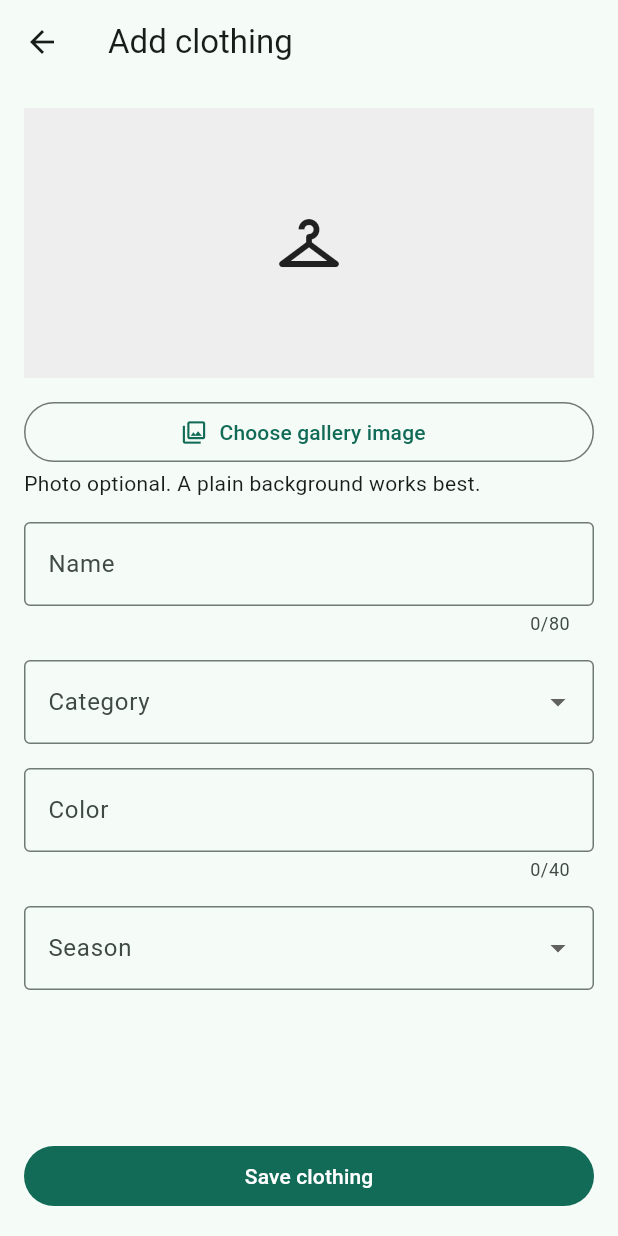
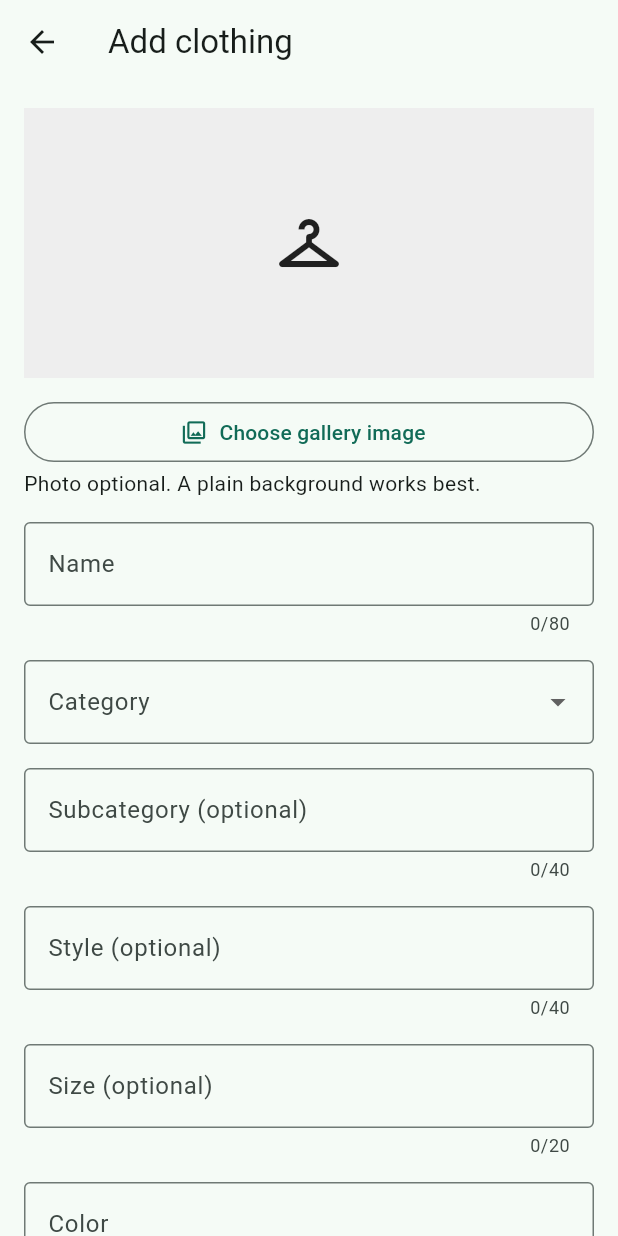
Before and after one commit to efesahinn/Wardrobe, a Flutter app: the ClothingFormScreen screen opened directly with empty values, on a phone screen of 412 x 824 dp. Run offline on Flutter 3.47's test engine with Material 3 defaults, Android fonts, the phone set to English and light mode, and no system bars; our stand-ins replace image_picker.

Commit message:
feat: add clothing metadata fields

```diff
--- a/lib/features/wardrobe/data/in_memory_wardrobe_repository.dart
+++ b/lib/features/wardrobe/data/in_memory_wardrobe_repository.dart
@@ -1,4 +1,5 @@
 import '../domain/clothing_item.dart';
+import '../domain/clothing_metadata.dart';
 import '../domain/wardrobe_repository.dart';
 
 class InMemoryWardrobeRepository implements WardrobeRepository {
@@ -41,11 +42,26 @@ class InMemoryWardrobeRepository implements WardrobeRepository {
   int _nextId = 0;
 
   ClothingItem _validated(ClothingItem item) {
+    final sizeError = ClothingMetadataRules.validateSize(
+      item.category,
+      item.size,
+    );
+    final subcategoryError = ClothingMetadataRules.validateOptionalText(
+      item.subcategory,
+      'Subcategory',
+    );
+    final styleError = ClothingMetadataRules.validateOptionalText(
+      item.style,
+      'Style',
+    );
     if (item.id.trim().isEmpty ||
         item.name.trim().isEmpty ||
         item.name.trim().length > 80 ||
         item.color.trim().isEmpty ||
-        item.color.trim().length > 40) {
+        item.color.trim().length > 40 ||
+        sizeError != null ||
+        subcategoryError != null ||
+        styleError != null) {
       throw ArgumentError('A valid ID, name, and color are required.');
     }
     return ClothingItem(
@@ -54,6 +70,11 @@ class InMemoryWardrobeRepository implements WardrobeRepository {
       category: item.category,
       color: item.color.trim(),
       season: item.season,
+      size: ClothingMetadataRules.normalizedSize(item.category, item.size),
+      subcategory: ClothingMetadataRules.normalizedOptionalText(
+        item.subcategory,
+      ),
+      style: ClothingMetadataRules.normalizedOptionalText(item.style),
       imageReference: item.imageReference,
     );
   }
@@ -70,6 +91,9 @@ class InMemoryWardrobeRepository implements WardrobeRepository {
     required ClothingCategory category,
     required String color,
     required ClothingSeason season,
+    String? size,
+    String? subcategory,
+    String? style,
     String? imageReference,
   }) async {
     String id;
@@ -83,6 +107,9 @@ class InMemoryWardrobeRepository implements WardrobeRepository {
         category: category,
         color: color,
         season: season,
+        size: size,
+        subcategory: subcategory,
+        style: style,
         imageReference: imageReference,
       ),
     );
--- a/lib/features/wardrobe/domain/clothing_item.dart
+++ b/lib/features/wardrobe/domain/clothing_item.dart
@@ -29,6 +29,9 @@ class ClothingItem {
     required this.category,
     required this.color,
     required this.season,
+    this.size,
+    this.subcategory,
+    this.style,
     this.imageReference,
   });
 
@@ -37,6 +40,9 @@ class ClothingItem {
   final ClothingCategory category;
   final String color;
   final ClothingSeason season;
+  final String? size;
+  final String? subcategory;
+  final String? style;
   final String? imageReference;
 }
 
--- /dev/null
+++ b/lib/features/wardrobe/domain/clothing_metadata.dart
@@ -0,0 +1,78 @@
+import 'clothing_item.dart';
+
+enum ClothingSizeInputType { alpha, bottoms, euShoes, freeText }
+
+extension ClothingCategorySizeInput on ClothingCategory {
+  ClothingSizeInputType get sizeInputType => switch (this) {
+    ClothingCategory.tops => ClothingSizeInputType.alpha,
+    ClothingCategory.bottoms => ClothingSizeInputType.bottoms,
+    ClothingCategory.shoes => ClothingSizeInputType.euShoes,
+    _ => ClothingSizeInputType.freeText,
+  };
+}
+
+abstract final class ClothingMetadataRules {
+  static const topSizes = ['XS', 'S', 'M', 'L', 'XL', 'XXL'];
+  static const maxSizeLength = 20;
+  static const maxOptionalTextLength = 40;
+
+  static final _numericBottomSize = RegExp(r'^\d{1,3}$');
+  static final _waistLengthSize = RegExp(
+    r'^(?:W\s*)?\d{1,3}\s*[/x-]\s*(?:L\s*)?\d{1,3}$',
+    caseSensitive: false,
+  );
+
+  static String? normalizedOptionalText(String? value) {
+    final trimmed = value?.trim();
+    return trimmed == null || trimmed.isEmpty ? null : trimmed;
+  }
+
+  static String? normalizedSize(ClothingCategory category, String? value) {
+    final normalized = normalizedOptionalText(value);
+    if (normalized == null) return null;
+    return switch (category.sizeInputType) {
+      ClothingSizeInputType.alpha => normalized.toUpperCase(),
+      ClothingSizeInputType.bottoms => normalized.toUpperCase().replaceAll(
+        RegExp(r'\s+'),
+        '',
+      ),
+      ClothingSizeInputType.euShoes ||
+      ClothingSizeInputType.freeText => normalized,
+    };
+  }
+
+  static String? validateOptionalText(String? value, String fieldName) {
+    final normalized = normalizedOptionalText(value);
+    if (normalized != null && normalized.length > maxOptionalTextLength) {
+      return '$fieldName must be $maxOptionalTextLength characters or fewer.';
+    }
+    return null;
+  }
+
+  static String? validateSize(ClothingCategory category, String? value) {
+    final normalized = normalizedSize(category, value);
+    if (normalized == null) return null;
+    if (normalized.length > maxSizeLength) {
+      return 'Size must be $maxSizeLength characters or fewer.';
+    }
+    if (category.sizeInputType == ClothingSizeInputType.euShoes) {
+      final size = double.tryParse(normalized);
+      if (size == null) {
+        return 'Enter a numeric EU shoe size, such as 42 or 42.5.';
+      }
+      if (size < 20 || size > 55) {
+        return 'Enter an EU shoe size from 20 to 55.';
+      }
+      return null;
+    }
+    return switch (category.sizeInputType) {
+      ClothingSizeInputType.alpha when !topSizes.contains(normalized) =>
+        'Choose XS, S, M, L, XL, or XXL.',
+      ClothingSizeInputType.bottoms
+          when !_numericBottomSize.hasMatch(normalized) &&
+              !_waistLengthSize.hasMatch(normalized) =>
+        'Use a number or W/L size, such as 32 or W32/L34.',
+      _ => null,
+    };
+  }
+}
--- a/lib/features/wardrobe/domain/wardrobe_repository.dart
+++ b/lib/features/wardrobe/domain/wardrobe_repository.dart
@@ -9,6 +9,9 @@ abstract interface class WardrobeRepository {
     required ClothingCategory category,
     required String color,
     required ClothingSeason season,
+    String? size,
+    String? subcategory,
+    String? style,
     String? imageReference,
   });
   Future<void> update(ClothingItem item);
--- a/lib/features/wardrobe/presentation/screens/clothing_detail_screen.dart
+++ b/lib/features/wardrobe/presentation/screens/clothing_detail_screen.dart
@@ -25,6 +25,9 @@ class ClothingDetailScreen extends StatefulWidget {
 class _ClothingDetailScreenState extends State<ClothingDetailScreen> {
   late ClothingItem _item = widget.item;
   bool _deleting = false;
+
+  String _metadataValue(String? value) =>
+      value == null || value.trim().isEmpty ? 'Not specified' : value;
 
   Future<void> _edit() async {
     final updated = await Navigator.of(context).push<ClothingItem>(
@@ -104,6 +107,9 @@ class _ClothingDetailScreenState extends State<ClothingDetailScreen> {
             ),
             const SizedBox(height: 16),
             Text('Category: ${_item.category.label}'),
+            Text('Subcategory: ${_metadataValue(_item.subcategory)}'),
+            Text('Style: ${_metadataValue(_item.style)}'),
+            Text('Size: ${_metadataValue(_item.size)}'),
             Text('Color: ${_item.color}'),
             Text('Season: ${_item.season.label}'),
           ],
--- a/lib/features/wardrobe/presentation/screens/clothing_form_screen.dart
+++ b/lib/features/wardrobe/presentation/screens/clothing_form_screen.dart
@@ -1,6 +1,7 @@
 import 'package:flutter/material.dart';
 
 import '../../domain/clothing_item.dart';
+import '../../domain/clothing_metadata.dart';
 import '../../domain/wardrobe_repository.dart';
 import '../gallery_image_picker.dart';
 import '../widgets/clothing_image.dart';
@@ -25,6 +26,9 @@ class _ClothingFormScreenState extends State<ClothingFormScreen> {
   final _formKey = GlobalKey<FormState>();
   late final TextEditingController _name;
   late final TextEditingController _color;
+  late final TextEditingController _size;
+  late final TextEditingController _subcategory;
+  late final TextEditingController _style;
   ClothingCategory? _category;
   ClothingSeason? _season;
   String? _image;
@@ -38,6 +42,9 @@ class _ClothingFormScreenState extends State<ClothingFormScreen> {
     final item = widget.item;
     _name = TextEditingController(text: item?.name);
     _color = TextEditingController(text: item?.color);
+    _size = TextEditingController(text: item?.size);
+    _subcategory = TextEditingController(text: item?.subcategory);
+    _style = TextEditingController(text: item?.style);
     _category = item?.category;
     _season = item?.season;
     _image = item?.imageReference;
@@ -47,7 +54,71 @@ class _ClothingFormScreenState extends State<ClothingFormScreen> {
   void dispose() {
     _name.dispose();
     _color.dispose();
+    _size.dispose();
+    _subcategory.dispose();
+    _style.dispose();
     super.dispose();
+  }
+
+  void _setCategory(ClothingCategory? category) {
+    if (category != null &&
+        ClothingMetadataRules.validateSize(category, _size.text) != null) {
+      _size.clear();
+    }
+    setState(() => _category = category);
+  }
+
+  Widget _buildSizeField(bool busy) {
+    final category = _category;
+    if (category?.sizeInputType == ClothingSizeInputType.alpha) {
+      final normalized = ClothingMetadataRules.normalizedSize(
+        category!,
+        _size.text,
+      );
+      final selected = ClothingMetadataRules.topSizes.contains(normalized)
+          ? normalized!
+          : '';
+      return DropdownButtonFormField<String>(
+        key: ValueKey('size-${category.name}'),
+        initialValue: selected,
+        isExpanded: true,
+        decoration: const InputDecoration(labelText: 'Size (optional)'),
+        items: [
+          const DropdownMenuItem(value: '', child: Text('Not specified')),
+          for (final size in ClothingMetadataRules.topSizes)
+            DropdownMenuItem(value: size, child: Text(size)),
+        ],
+        onChanged: busy
+            ? null
+            : (value) => setState(() => _size.text = value ?? ''),
+        validator: (value) =>
+            ClothingMetadataRules.validateSize(category, value),
+      );
+    }
+
+    final (hint, keyboardType) = switch (category?.sizeInputType) {
+      ClothingSizeInputType.bottoms => (
+        'Examples: 32 or W32/L34',
+        TextInputType.text,
+      ),
+      ClothingSizeInputType.euShoes => (
+        'EU size, for example 42 or 42.5',
+        const TextInputType.numberWithOptions(decimal: true),
+      ),
+      _ => ('Enter a size if applicable', TextInputType.text),
+    };
+    return TextFormField(
+      key: ValueKey('size-${category?.name ?? 'none'}'),
+      controller: _size,
+      enabled: !busy,
+      maxLength: ClothingMetadataRules.maxSizeLength,
+      keyboardType: keyboardType,
+      textInputAction: TextInputAction.next,
+      decoration: InputDecoration(labelText: 'Size (optional)', hintText: hint),
+      validator: (value) => category == null
+          ? null
+          : ClothingMetadataRules.validateSize(category, value),
+    );
   }
 
   Future<void> _selectImage() async {
@@ -85,6 +156,9 @@ class _ClothingFormScreenState extends State<ClothingFormScreen> {
           category: _category!,
           color: _color.text.trim(),
           season: _season!,
+          size: _size.text,
+          subcategory: _subcategory.text,
+          style: _style.text,
           imageReference: _image,
         );
       } else {
@@ -94,6 +168,9 @@ class _ClothingFormScreenState extends State<ClothingFormScreen> {
           category: _category!,
           color: _color.text.trim(),
           season: _season!,
+          size: _size.text,
+          subcategory: _subcategory.text,
+          style: _style.text,
           imageReference: _image,
         );
         await widget.repository.update(saved);
@@ -174,16 +251,50 @@ class _ClothingFormScreenState extends State<ClothingFormScreen> {
                         child: Text(category.label),
                       ),
                   ],
-                  onChanged: busy
-                      ? null
-                      : (value) => setState(() => _category = value),
+                  onChanged: busy ? null : _setCategory,
                   validator: (value) =>
                       value == null ? 'Choose a category.' : null,
                 ),
                 const SizedBox(height: 16),
                 TextFormField(
+                  controller: _subcategory,
+                  enabled: !busy,
+                  maxLength: ClothingMetadataRules.maxOptionalTextLength,
+                  textInputAction: TextInputAction.next,
+                  decoration: const InputDecoration(
+                    labelText: 'Subcategory (optional)',
+                    hintText: 'For example, T-shirt or chinos',
+                  ),
+                  textCapitalization: TextCapitalization.words,
+                  validator: (value) =>
+                      ClothingMetadataRules.validateOptionalText(
+                        value,
+                        'Subcategory',
+                      ),
+                ),
+                const SizedBox(height: 16),
+                TextFormField(
+                  controller: _style,
+                  enabled: !busy,
+                  maxLength: ClothingMetadataRules.maxOptionalTextLength,
+                  textInputAction: TextInputAction.next,
+                  decoration: const InputDecoration(
+                    labelText: 'Style (optional)',
+                    hintText: 'For example, Casual or Business',
+                  ),
+                  textCapitalization: TextCapitalization.words,
+                  validator: (value) =>
+                      ClothingMetadataRules.validateOptionalText(
+                        value,
+                        'Style',
+                      ),
+                ),
+                const SizedBox(height: 16),
+                _buildSizeField(busy),
+                const SizedBox(height: 16),
+                TextFormField(
                   controller: _color,
-                  textInputAction: TextInputAction.done,
+                  textInputAction: TextInputAction.next,
                   enabled: !busy,
                   maxLength: 40,
                   decoration: const InputDecoration(labelText: 'Color'),
```
Also changed, not shown: 3 other files.
